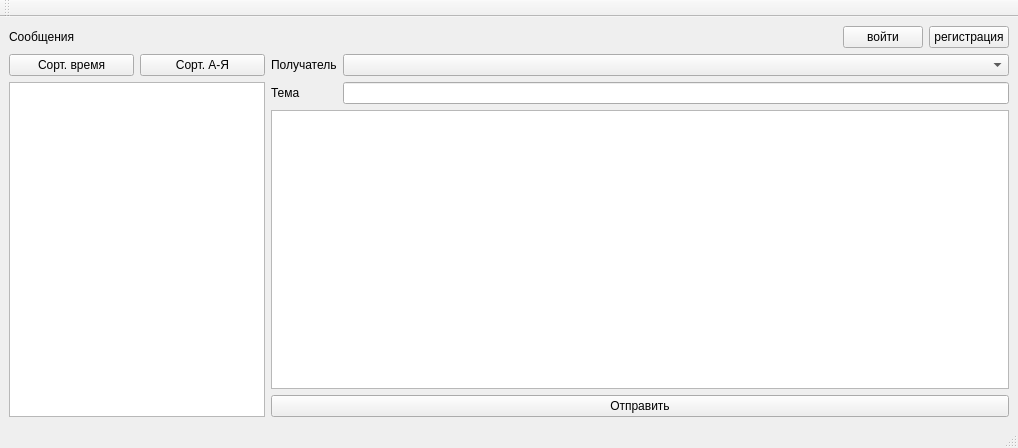
Before: the Qt Designer form GUI/mainwindow.ui in CamperGit/SummerPracticeCPP, drawn with Qt 5.
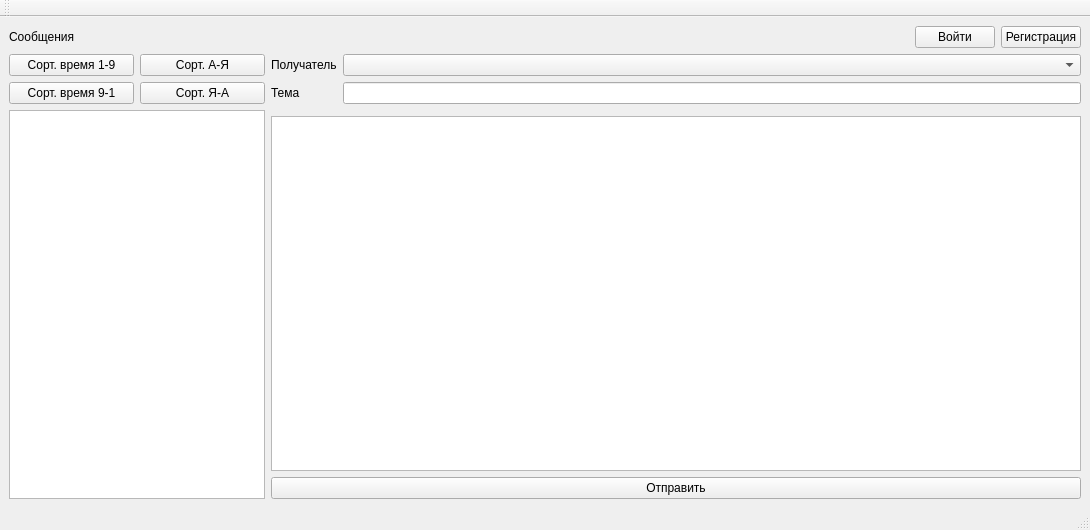
After: the same form once the commit is applied.

Commit message: GUI - Changed the name of the buttons

What changed in the file:
```diff
--- a/GUI/mainwindow.ui
+++ b/GUI/mainwindow.ui
@@ -6,8 +6,8 @@
    <rect>
     <x>0</x>
     <y>0</y>
-    <width>1018</width>
-    <height>448</height>
+    <width>1090</width>
+    <height>530</height>
    </rect>
   </property>
   <property name="sizePolicy">
@@ -21,10 +21,10 @@
   </property>
   <widget class="QWidget" name="centralwidget">
    <layout class="QGridLayout" name="gridLayout">
-    <item row="3" column="3" colspan="2">
+    <item row="4" column="3" colspan="2">
      <widget class="QTextEdit" name="textEdit"/>
     </item>
-    <item row="0" column="0" rowspan="5">
+    <item row="0" column="0" rowspan="6">
      <layout class="QVBoxLayout" name="verticalLayout"/>
     </item>
     <item row="1" column="3">
@@ -39,14 +39,14 @@
       <item row="0" column="1">
        <widget class="QPushButton" name="pushButton_2">
         <property name="text">
-         <string>войти</string>
+         <string>Войти</string>
         </property>
        </widget>
       </item>
       <item row="0" column="2">
        <widget class="QPushButton" name="pushButton">
         <property name="text">
-         <string>регистрация</string>
+         <string>Регистрация</string>
         </property>
        </widget>
       </item>
@@ -72,24 +72,17 @@
       </item>
      </layout>
     </item>
-    <item row="4" column="3" colspan="2">
+    <item row="5" column="3" colspan="2">
      <widget class="QPushButton" name="pushButton_3">
       <property name="text">
        <string>Отправить</string>
       </property>
      </widget>
     </item>
-    <item row="0" column="1">
-     <widget class="QLabel" name="label_3">
-      <property name="text">
-       <string>Сообщения</string>
-      </property>
-     </widget>
-    </item>
     <item row="1" column="1">
      <widget class="QPushButton" name="pushButton_4">
       <property name="text">
-       <string>Сорт. время</string>
+       <string>Сорт. время 1-9</string>
       </property>
      </widget>
     </item>
@@ -100,6 +93,30 @@
       </property>
      </widget>
     </item>
+    <item row="3" column="1" rowspan="3" colspan="2">
+     <widget class="QListView" name="listView"/>
+    </item>
+    <item row="2" column="1">
+     <widget class="QPushButton" name="pushButton_6">
+      <property name="text">
+       <string>Сорт. время 9-1</string>
+      </property>
+     </widget>
+    </item>
+    <item row="2" column="2">
+     <widget class="QPushButton" name="pushButton_7">
+      <property name="text">
+       <string>Сорт. Я-А</string>
+      </property>
+     </widget>
+    </item>
+    <item row="0" column="1">
+     <widget class="QLabel" name="label_3">
+      <property name="text">
+       <string>Сообщения</string>
+      </property>
+     </widget>
+    </item>
     <item row="2" column="4">
      <widget class="QLineEdit" name="lineEdit"/>
     </item>
@@ -110,9 +127,6 @@
       </property>
      </widget>
     </item>
-    <item row="2" column="1" rowspan="3" colspan="2">
-     <widget class="QListView" name="listView"/>
-    </item>
    </layout>
   </widget>
   <widget class="QMenuBar" name="menubar">
@@ -120,7 +134,7 @@
     <rect>
      <x>0</x>
      <y>0</y>
-     <width>1018</width>
+     <width>1090</width>
      <height>25</height>
     </rect>
    </property>
```
